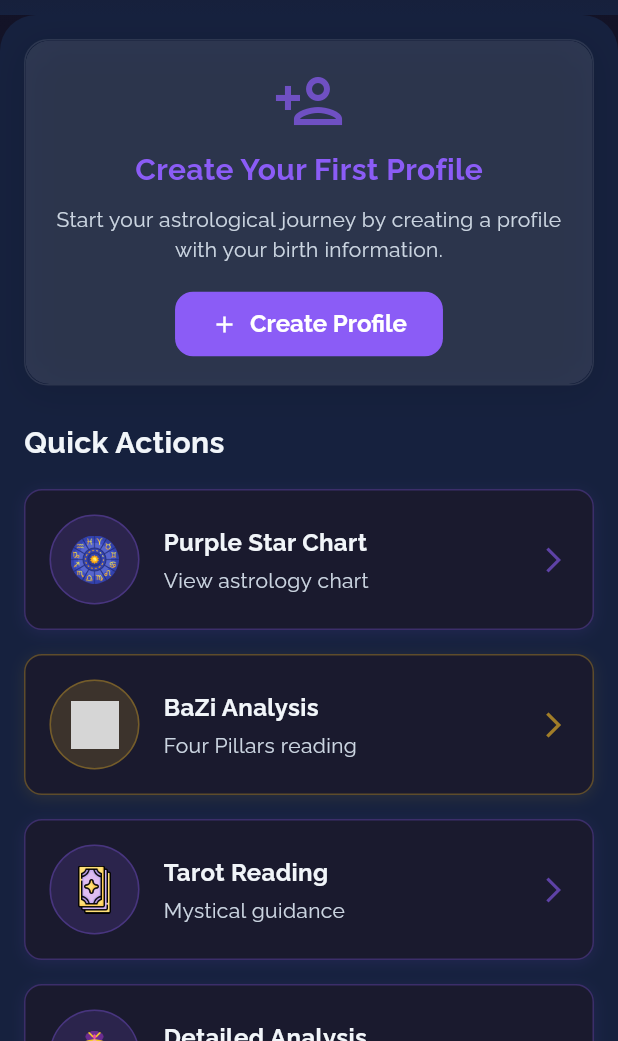
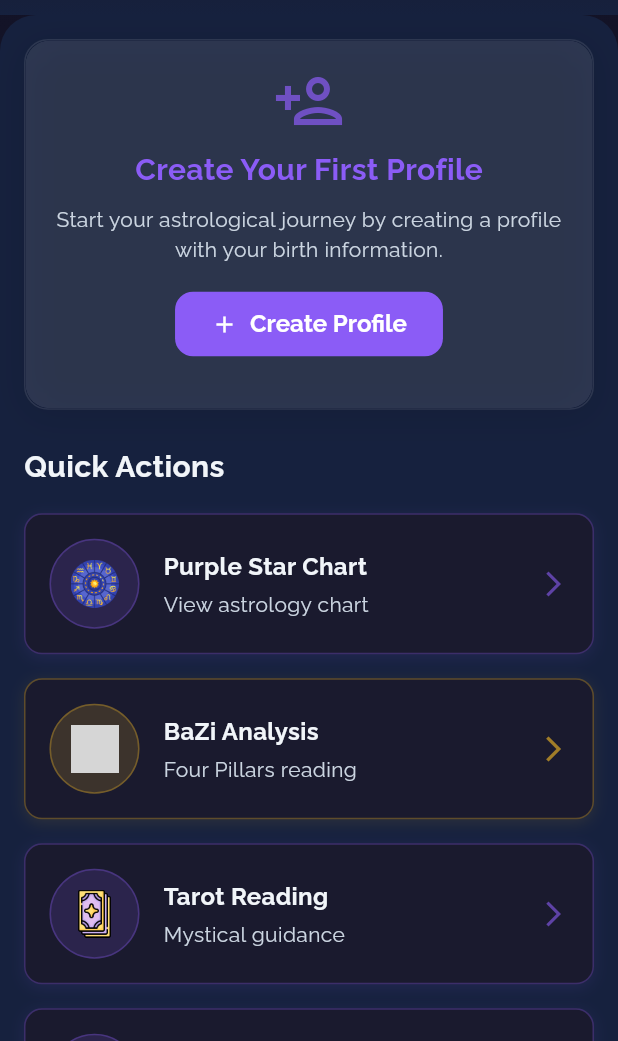
Before and after one commit to osmandemiroz/astro-iztro, a Flutter app: the HomeView screen opened by its route, on a phone screen of 412 x 824 dp, the part 195-1236 px from its top. Run offline on Flutter 3.47's test engine with Material 3 defaults, Android fonts, the phone set to English and light mode, and no system bars; our stand-ins replace cached_network_image, flutter_map, get, latlong2, shared_preferences; accounts and stored records are empty; grey boxes are pictures that could not be loaded.

Commit message:
Refactor various widgets to implement responsive sizing and enhance UI consistency: Updated multiple widget files to utilize MediaQuery for adaptive sizing, ensuring a modern design that adheres to Apple’s Human Interface Guidelines. Introduced SizedBox for consistent width and height across widgets, maintaining existing functionality while improving layout responsiveness. Comprehensive comments added for clarity throughout the changes.

```diff
--- a/lib/shared/widgets/enhanced_tarot_reading_widget.dart
+++ b/lib/shared/widgets/enhanced_tarot_reading_widget.dart
@@ -22,7 +22,12 @@ class EnhancedTarotReadingWidget extends StatelessWidget {
 
   @override
   Widget build(BuildContext context) {
+    // Get the available size from the context
+    final size = MediaQuery.of(context).size;
+    final maxWidth = size.width * 0.95; // Use 95% of screen width
+
     return Container(
+      width: maxWidth,
       decoration: BoxDecoration(
         color: AppColors.darkCard,
         borderRadius: BorderRadius.circular(AppConstants.borderRadius),
--- a/lib/shared/widgets/liquid_glass_widget.dart
+++ b/lib/shared/widgets/liquid_glass_widget.dart
@@ -50,9 +50,16 @@ class LiquidGlassWidget extends StatelessWidget {
 
   @override
   Widget build(BuildContext context) {
+    // Get the available size from the context
+    final size = MediaQuery.of(context).size;
+    final defaultWidth =
+        size.width * 0.95; // Use 95% of screen width by default
+    final defaultHeight =
+        size.height * 0.3; // Use 30% of screen height by default
+
     return Container(
-      width: width,
-      height: height,
+      width: width ?? defaultWidth,
+      height: height ?? defaultHeight,
       margin: margin,
       decoration: BoxDecoration(
         borderRadius: borderRadius ?? BorderRadius.circular(16),
```
Also changed, not shown: lib/shared/widgets/astro_chart_widget.dart (+11 -1 lines), lib/shared/widgets/bazi_pillar_widget.dart (+8 -0 lines), lib/shared/widgets/element_analysis_widget.dart (+8 -1 lines), lib/shared/widgets/element_strength_card.dart (+8 -1 lines), lib/shared/widgets/fortune_cycle_card.dart (+8 -1 lines), lib/shared/widgets/palace_detail_card.dart (+10 -1 lines), lib/shared/widgets/palace_influence_card.dart (+8 -1 lines).
